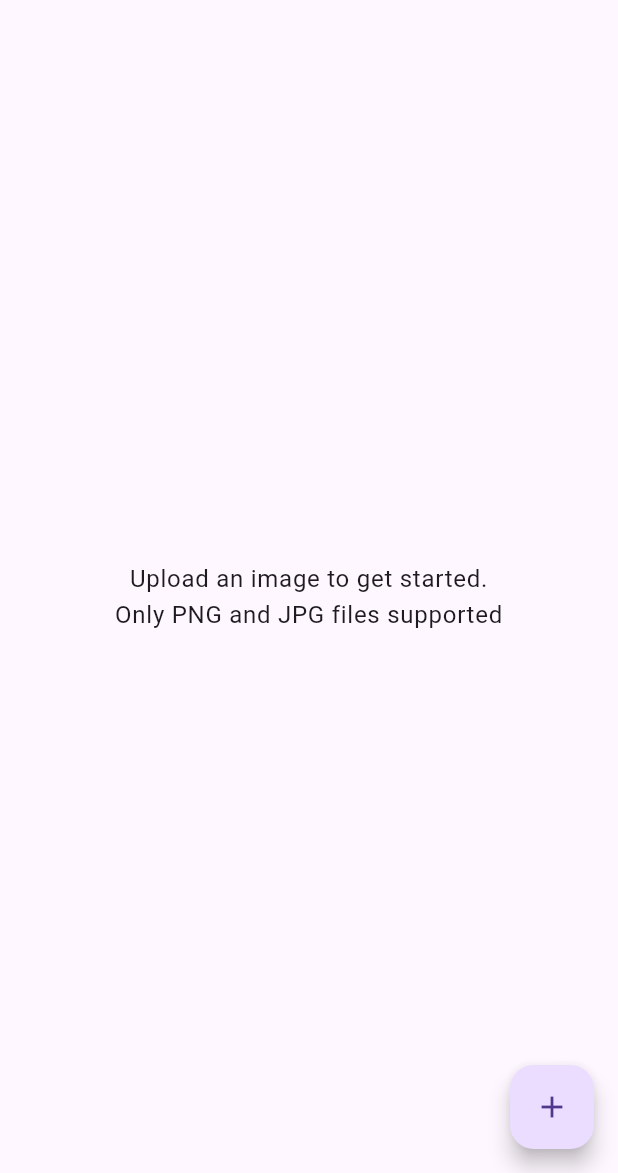
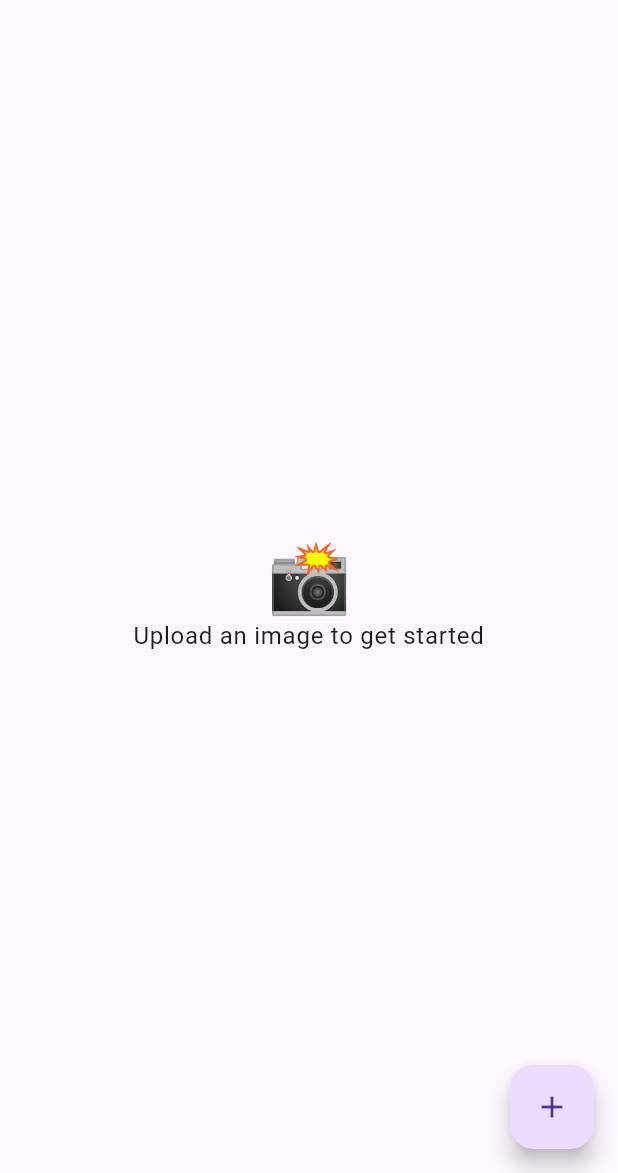
Before and after one commit to Crazelu/pixelart, a Flutter app: the screen it shows after launch, on a phone screen of 412 x 824 dp, the part 63-1236 px from its top. Run offline on Flutter 3.47's test engine with Material 3 defaults, Android fonts, the phone set to English and light mode, and no system bars; our stand-ins replace file_picker, image_picker.

Commit message:
Uses constant reversed density collection, supports more image formats and uses average interpolation in image resizing for best quality

```diff
--- a/lib/image_painter.dart
+++ b/lib/image_painter.dart
@@ -25,8 +25,9 @@ class ImagePainter extends CustomPainter {
   final PaintEffect paintEffect;
 
   //Reference: https://editor.p5js.org/codingtrain/sketches/r4ApYWpH_
-  static const density = 'Ñ@#W\$9876543210?!abc;:+=-,._ ';
-  final _length = density.length;
+  static const _density = 'Ñ@#W\$9876543210?!abc;:+=-,._ ';
+  static const _reversedDensity = ' _.,-=+:;cba!?0123456789\$W#@Ñ';
+  final _length = _density.length;
 
   const ImagePainter({
     required this.image,
@@ -60,12 +61,11 @@ class ImagePainter extends CustomPainter {
 
       switch (paintEffect) {
         case PaintEffect.emboss:
-          final characters = density.split('').reversed.join('');
-          char = characters[characterIndex];
+          char = _reversedDensity[characterIndex];
 
           break;
         default:
-          char = density[characterIndex];
+          char = _density[characterIndex];
       }
 
       TextPainter(
--- a/lib/main.dart
+++ b/lib/main.dart
@@ -69,32 +69,14 @@ class _MyHomePageState extends State<PixelArtDemoPage> {
   static void _resizeImage(List<dynamic> args) {
     final sendPort = args[0] as SendPort;
     try {
-      final extension = (args[1] as String)
-          .split(Platform.pathSeparator)
-          .last
-          .split(".")
-          .last
-          .toLowerCase();
-
       Uint8List bytes = File(args[1]).readAsBytesSync();
-      img.Image? conformingPNG;
-
-      switch (extension) {
-        case "png":
-          conformingPNG = img.decodePng(bytes);
-          break;
-        case "jpg":
-        case "jpeg":
-          final jpgImage = img.decodeJpg(bytes);
-          conformingPNG = img.decodePng(img.encodePng(jpgImage!));
-          break;
-      }
 
       final resizedImage = img.copyResize(
-        conformingPNG!,
+        img.decodeImage(bytes)!,
         width: (args[2] as num).toInt(),
         maintainAspect: true,
         backgroundColor: img.ColorRgb8(255, 255, 255),
+        interpolation: img.Interpolation.average,
       );
 
       Isolate.exit(sendPort, img.encodePng(resizedImage));
@@ -139,10 +121,20 @@ class _MyHomePageState extends State<PixelArtDemoPage> {
             child: _loading
                 ? const CircularProgressIndicator()
                 : _image == null
-                    ? Text(
-                        "Upload an image to get started.\nOnly PNG and JPG files supported",
-                        textAlign: TextAlign.center,
-                        style: Theme.of(context).textTheme.bodyLarge,
+                    ? Column(
+                        mainAxisAlignment: MainAxisAlignment.center,
+                        children: [
+                          Text(
+                            "📸",
+                            textAlign: TextAlign.center,
+                            style: Theme.of(context).textTheme.displayMedium,
+                          ),
+                          Text(
+                            "Upload an image to get started",
+                            textAlign: TextAlign.center,
+                            style: Theme.of(context).textTheme.bodyLarge,
+                          ),
+                        ],
                       )
                     : CustomPaint(
                         painter: ImagePainter(
```
